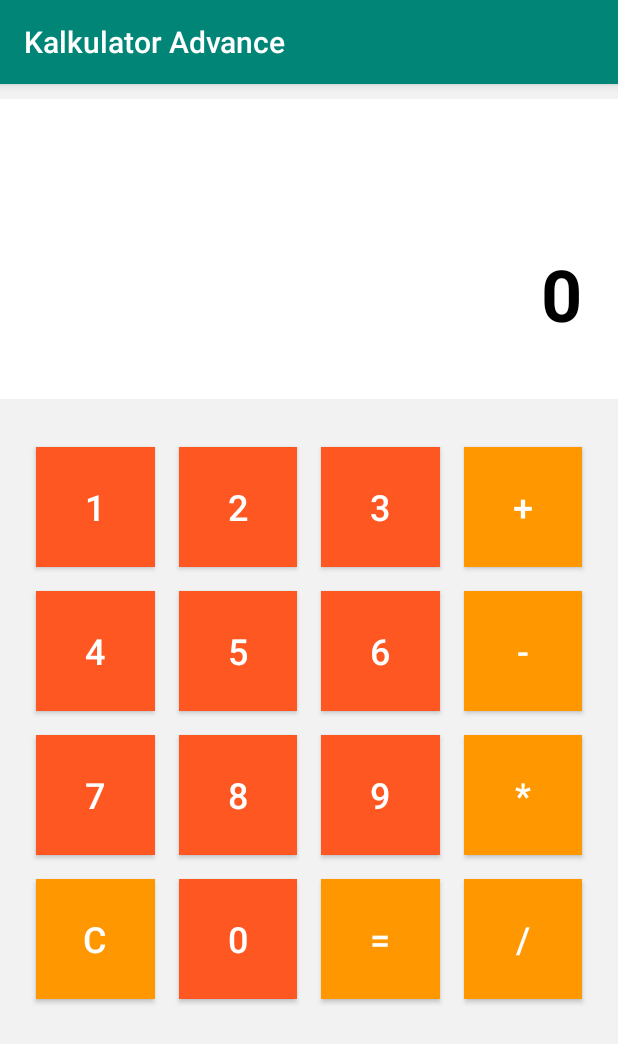
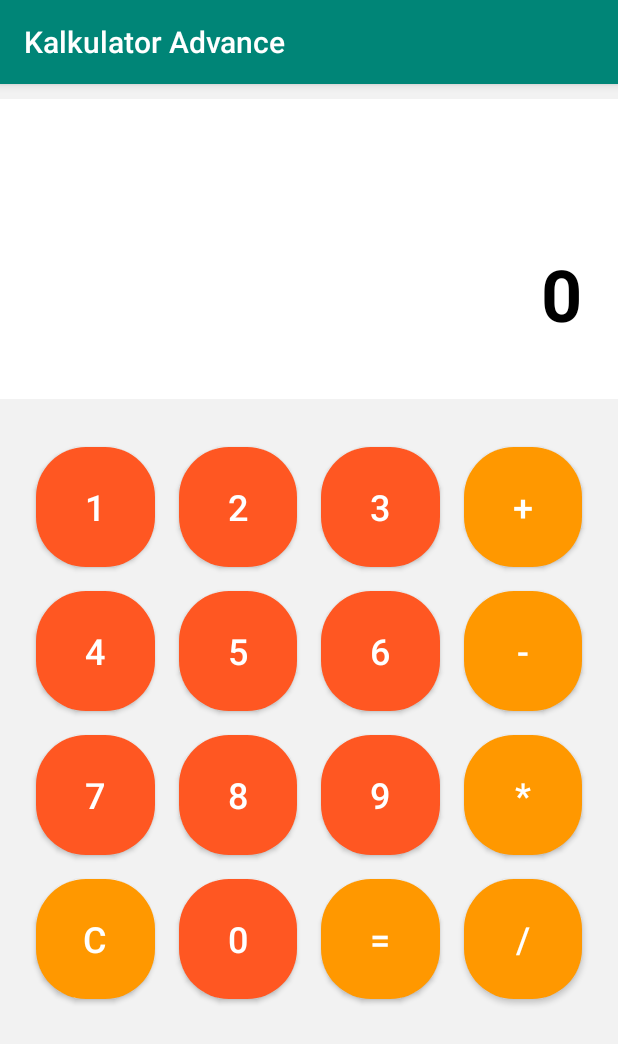
Before and after one commit to ZephyrInMyMind1/TaAndroid, an Android app: the CalculatorActivity screen opened directly, with no data from a screen before it, on a phone screen of 412 x 824 dp. Shown: the top 1044 px of the screen. Run offline under Robolectric (Android 15) with nearby library versions, the phone set to English and light mode, and no system bars.

Commit message:
merubah tampilan button pada menu calculator

```diff
--- /dev/null
+++ b/app/src/main/res/drawable/calculator_button.xml
@@ -0,0 +1,9 @@
+<?xml version="1.0" encoding="utf-8"?>
+<selector xmlns:android="http://schemas.android.com/apk/res/android">
+    <item>
+        <shape>
+            <solid android:color="#FF5722"/>
+            <corners android:radius="50px"/>
+        </shape>
+    </item>
+</selector>
--- /dev/null
+++ b/app/src/main/res/drawable/operation_button.xml
@@ -0,0 +1,9 @@
+<?xml version="1.0" encoding="utf-8"?>
+<selector xmlns:android="http://schemas.android.com/apk/res/android">
+    <item>
+        <shape>
+            <solid android:color="#FF9800"/>
+            <corners android:radius="50px"/>
+        </shape>
+    </item>
+</selector>
--- a/app/src/main/res/layout/activity_calculator.xml
+++ b/app/src/main/res/layout/activity_calculator.xml
@@ -46,7 +46,7 @@
             android:layout_rowWeight="1"
             android:layout_columnWeight="1"
             android:layout_margin="8dp"
-            android:background="#FF5722"
+            android:background="@drawable/calculator_button"
             android:text="1"
             android:textColor="#ffffff"
             android:textSize="24sp" />
@@ -58,7 +58,7 @@
             android:layout_rowWeight="1"
             android:layout_columnWeight="1"
             android:layout_margin="8dp"
-            android:background="#FF5722"
+            android:background="@drawable/calculator_button"
             android:text="2"
             android:textColor="#ffffff"
             android:textSize="24sp" />
@@ -70,7 +70,7 @@
             android:layout_rowWeight="1"
             android:layout_columnWeight="1"
             android:layout_margin="8dp"
-            android:background="#FF5722"
+            android:background="@drawable/calculator_button"
             android:text="3"
             android:textColor="#ffffff"
             android:textSize="24sp" />
@@ -82,7 +82,7 @@
             android:layout_rowWeight="1"
             android:layout_columnWeight="1"
             android:layout_margin="8dp"
-            android:background="#FF9800"
+            android:background="@drawable/operation_button"
             android:text="+"
             android:textColor="#ffffff"
             android:textSize="24sp" />
@@ -94,7 +94,7 @@
             android:layout_rowWeight="1"
             android:layout_columnWeight="1"
             android:layout_margin="8dp"
-            android:background="#FF5722"
+            android:background="@drawable/calculator_button"
             android:text="4"
             android:textColor="#ffffff"
             android:textSize="24sp" />
@@ -106,7 +106,7 @@
             android:layout_rowWeight="1"
             android:layout_columnWeight="1"
             android:layout_margin="8dp"
-            android:background="#FF5722"
+            android:background="@drawable/calculator_button"
             android:text="5"
             android:textColor="#ffffff"
             android:textSize="24sp" />
@@ -118,7 +118,7 @@
             android:layout_rowWeight="1"
             android:layout_columnWeight="1"
             android:layout_margin="8dp"
-            android:background="#FF5722"
+            android:background="@drawable/calculator_button"
             android:text="6"
             android:textColor="#ffffff"
             android:textSize="24sp" />
@@ -130,7 +130,7 @@
             android:layout_rowWeight="1"
             android:layout_columnWeight="1"
             android:layout_margin="8dp"
-            android:background="#FF9800"
+            android:background="@drawable/operation_button"
             android:text="-"
             android:textColor="#ffffff"
             android:textSize="24sp" />
@@ -142,7 +142,7 @@
             android:layout_rowWeight="1"
             android:layout_columnWeight="1"
             android:layout_margin="8dp"
-            android:background="#FF5722"
+            android:background="@drawable/calculator_button"
             android:text="7"
             android:textColor="#ffffff"
             android:textSize="24sp" />
@@ -154,7 +154,7 @@
             android:layout_rowWeight="1"
             android:layout_columnWeight="1"
             android:layout_margin="8dp"
-            android:background="#FF5722"
+            android:background="@drawable/calculator_button"
             android:text="8"
             android:textColor="#ffffff"
             android:textSize="24sp" />
@@ -166,7 +166,7 @@
             android:layout_rowWeight="1"
             android:layout_columnWeight="1"
             android:layout_margin="8dp"
-            android:background="#FF5722"
+            android:background="@drawable/calculator_button"
             android:text="9"
             android:textColor="#ffffff"
             android:textSize="24sp" />
@@ -178,7 +178,7 @@
             android:layout_rowWeight="1"
             android:layout_columnWeight="1"
             android:layout_margin="8dp"
-            android:background="#FF9800"
+            android:background="@drawable/operation_button"
             android:text="*"
             android:textColor="#ffffff"
             android:textSize="24sp" />
@@ -190,7 +190,7 @@
             android:layout_rowWeight="1"
             android:layout_columnWeight="1"
             android:layout_margin="8dp"
-            android:background="#FF9800"
+            android:background="@drawable/operation_button"
             android:text="C"
             android:textColor="#ffffff"
             android:textSize="24sp" />
@@ -202,7 +202,7 @@
             android:layout_rowWeight="1"
             android:layout_columnWeight="1"
             android:layout_margin="8dp"
-            android:background="#FF5722"
+            android:background="@drawable/calculator_button"
             android:text="0"
             android:textColor="#ffffff"
             android:textSize="24sp" />
@@ -214,7 +214,7 @@
             android:layout_rowWeight="1"
             android:layout_columnWeight="1"
             android:layout_margin="8dp"
-            android:background="#FF9800"
+            android:background="@drawable/operation_button"
             android:text="="
             android:textColor="#ffffff"
             android:textSize="24sp" />
@@ -226,7 +226,7 @@
             android:layout_rowWeight="1"
             android:layout_columnWeight="1"
             android:layout_margin="8dp"
-            android:background="#FF9800"
+            android:background="@drawable/operation_button"
             android:text="/"
             android:textColor="#ffffff"
             android:textSize="24sp" />
--- a/build.gradle
+++ b/build.gradle
@@ -7,7 +7,7 @@
 
     }
     dependencies {
-        classpath 'com.android.tools.build:gradle:7.4.2'
+        classpath 'com.android.tools.build:gradle:8.0.2'
 
         // NOTE: Do not place your application dependencies here; they belong
         // in the individual module build.gradle files
```
